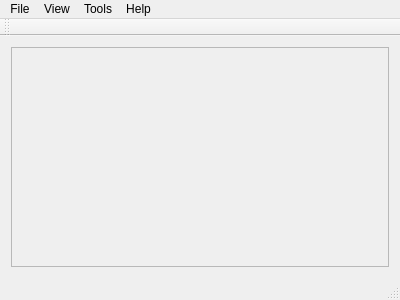
hturner08/SPARCVisualization, file mainwindow.ui: the form before one commit.
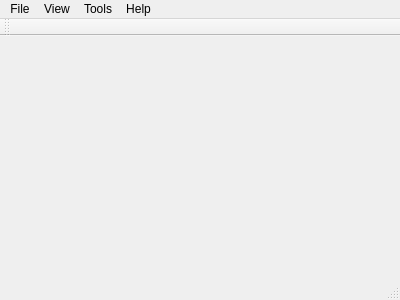
The form after the commit.

Commit message: Fixed GraphModifier Error

Patch:
```diff
--- a/mainwindow.ui
+++ b/mainwindow.ui
@@ -14,18 +14,7 @@
    <string>MainWindow</string>
   </property>
   <widget class="QWidget" name="centralWidget">
-   <layout class="QVBoxLayout" name="verticalLayout">
-    <item>
-     <widget class="QFrame" name="graphFrame">
-      <property name="frameShape">
-       <enum>QFrame::StyledPanel</enum>
-      </property>
-      <property name="frameShadow">
-       <enum>QFrame::Raised</enum>
-      </property>
-     </widget>
-    </item>
-   </layout>
+   <layout class="QVBoxLayout" name="verticalLayout"/>
   </widget>
   <widget class="QMenuBar" name="menuBar">
    <property name="geometry">
```
Left out of the diff: 2 changed lines with no effect on the pictures. The commit also changes 1 other file.
